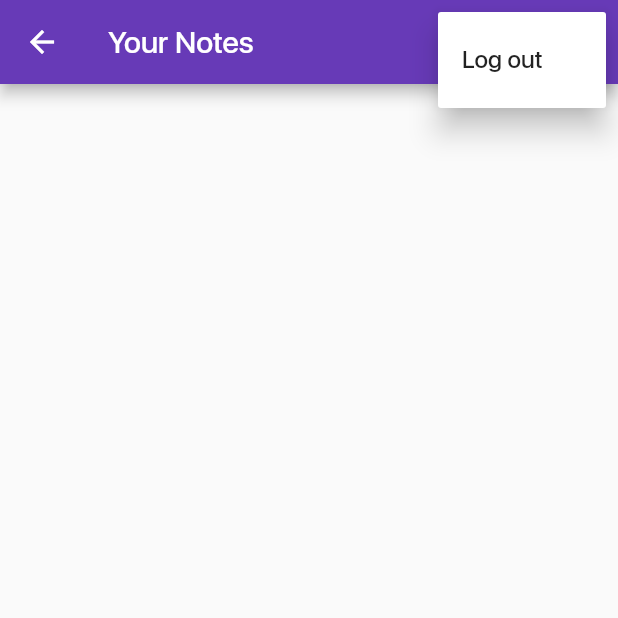
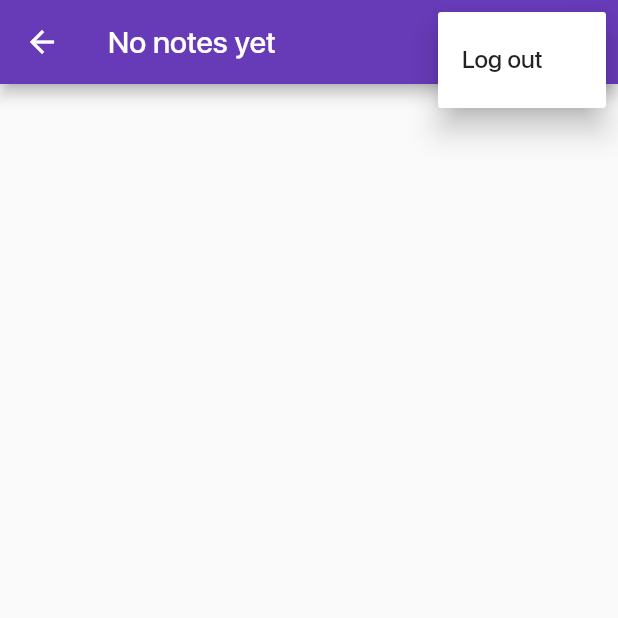
Before and after one commit to Nick141101/Flutter-Project, a Flutter app: the NotesView screen opened directly, after a tap on the "more vert" icon, on a phone screen of 412 x 824 dp, the top half of it. Run offline on Flutter 3.47's test engine with Material 2 defaults, Android fonts, the phone set to English and light mode, and no system bars; our stand-ins replace bloc, cloud_firestore, equatable, firebase_auth, firebase_core, flutter_bloc and 1 more; accounts and stored records are empty; generated files the repository leaves out were written again; network calls fail.

```diff
--- a/lib/services/auth/bloc/auth_state.dart
+++ b/lib/services/auth/bloc/auth_state.dart
@@ -14,20 +14,17 @@ abstract class AuthState {
 }
 
 class AuthStateUninitialized extends AuthState {
-  const AuthStateUninitialized({required bool isLoading})
-      : super(isLoading: isLoading);
+  const AuthStateUninitialized({required super.isLoading});
 }
 
 class AuthStateLoggedIn extends AuthState {
   final AuthUser user;
 
-  const AuthStateLoggedIn({required this.user, required bool isLoading})
-      : super(isLoading: isLoading);
+  const AuthStateLoggedIn({required this.user, required super.isLoading});
 }
 
 class AuthStateNeedsVerification extends AuthState {
-  const AuthStateNeedsVerification({required bool isLoading})
-      : super(isLoading: isLoading);
+  const AuthStateNeedsVerification({required super.isLoading});
 }
 
 class AuthStateRegistering extends AuthState {
@@ -35,8 +32,8 @@ class AuthStateRegistering extends AuthState {
 
   const AuthStateRegistering({
     required this.exception,
-    required bool isLoading,
-  }) : super(isLoading: isLoading);
+    required super.isLoading,
+  });
 }
 
 class AuthStateLoggedOut extends AuthState with EquatableMixin {
@@ -44,9 +41,9 @@ class AuthStateLoggedOut extends AuthState with EquatableMixin {
 
   const AuthStateLoggedOut({
     required this.exception,
-    required bool isLoading,
-    String? loadingText,
-  }) : super(isLoading: isLoading, loadingText: loadingText);
+    required super.isLoading,
+    super.loadingText,
+  });
 
   @override
   List<Object?> get props => [exception, isLoading];
@@ -59,6 +56,6 @@ class AuthStateForgotPassword extends AuthState {
   const AuthStateForgotPassword({
     required this.exception,
     required this.hasSentEmail,
-    required bool isLoading,
-  }) : super(isLoading: isLoading);
+    required super.isLoading,
+  });
 }
--- a/lib/views/notes/create_update_note_view.dart
+++ b/lib/views/notes/create_update_note_view.dart
@@ -8,7 +8,7 @@ import 'package:flutterproject/utilities/generics/get_arguments.dart';
 import 'package:share_plus/share_plus.dart';
 
 class CreateUpdateNoteView extends StatefulWidget {
-  const CreateUpdateNoteView({Key? key}) : super(key: key);
+  const CreateUpdateNoteView({super.key});
 
   @override
   State<CreateUpdateNoteView> createState() => _CreateUpdateNoteViewState();
--- a/lib/views/notes/notes_view.dart
+++ b/lib/views/notes/notes_view.dart
@@ -10,6 +10,10 @@ import 'package:flutterproject/services/cloud/cloud_note.dart';
 import 'package:flutterproject/services/cloud/firebase_cloud_storage.dart';
 import 'package:flutterproject/utilities/dialogs/logout_dialog.dart';
 import 'package:flutterproject/views/notes/notes_list_view.dart';
+
+extension Count<T extends Iterable> on Stream<T> {
+  Stream<int> get getLength => map((event) => event.length);
+}
 
 class NotesView extends StatefulWidget {
   const NotesView({Key? key}) : super(key: key);
@@ -33,7 +37,17 @@ class _NotesViewState extends State<NotesView> {
   Widget build(BuildContext context) {
     return Scaffold(
       appBar: AppBar(
-        title: const Text('Your Notes'),
+        title: StreamBuilder<int>(
+            stream: _notesService.allNotes(ownerUserId: userId).getLength,
+            builder: (context, snapshot) {
+              if (snapshot.hasData) {
+                final noteCount = snapshot.data ?? 0;
+                final text = context.loc.notes_title(noteCount);
+                return Text(text);
+              } else {
+                return const Text('');
+              }
+            }),
         actions: [
           IconButton(
             onPressed: () {
```
Also changed, not shown: lib/l10n/intl_en.arb (+11 -1 lines), lib/l10n/intl_ru.arb (+11 -1 lines), lib/views/login_view.dart (+12 -3 lines).
